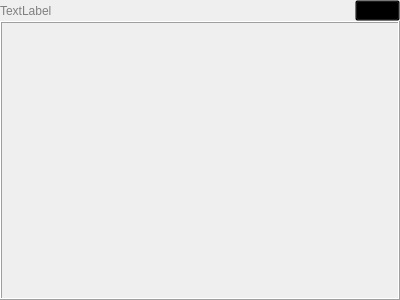
Before: the Qt Designer form gui/ui/Visualization/VisualizationZoneWidget.ui in SciQLop/SciQLop, drawn with Qt 5.
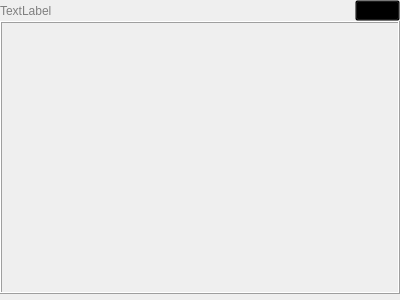
After: the same form once the commit is applied. Custom widgets are drawn as their Qt base class.

Commit message: Increase spacing at the bottom of the visu to give more space for dropping in a new zone

```diff
--- a/gui/ui/Visualization/VisualizationZoneWidget.ui
+++ b/gui/ui/Visualization/VisualizationZoneWidget.ui
@@ -27,7 +27,7 @@
     <number>0</number>
    </property>
    <property name="bottomMargin">
-    <number>0</number>
+    <number>6</number>
    </property>
    <item>
     <widget class="QWidget" name="infobar" native="true">
```
The commit also changes 1 other file.
